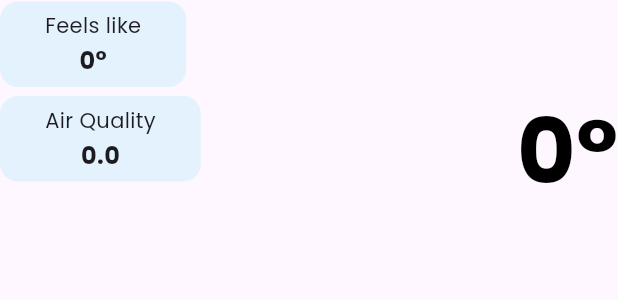
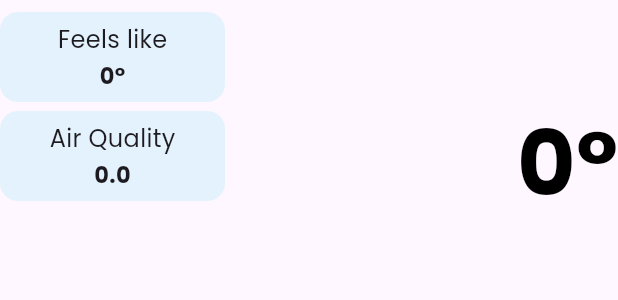
Before and after one commit to Oluwadunsi/weatherfit, a Flutter app: the WeatherInfo widget shown alone on an empty page, opened directly with empty values, on a phone screen of 412 x 824 dp. Shown: the top 300 px of the screen. Run offline on Flutter 3.47's test engine with Material 3 defaults, Android fonts, the phone set to English and light mode, and no system bars; our stand-ins replace flutter_dotenv, geocoding, geolocator, hooks_riverpod, shared_preferences; missing offline and left inert: async_preferences; accounts and stored records are empty; statements that could not run were skipped.

Commit message:
alignment issue fixed.

```diff
--- a/weather_fit_app/lib/screens/weather_info.dart
+++ b/weather_fit_app/lib/screens/weather_info.dart
@@ -14,7 +14,7 @@ class WeatherInfo extends StatelessWidget {
     final String locationAirQuality = '${airQuality?.airQualityIndex.toString()}'; // Replace with live data later
 
     return Padding(
-      padding: const EdgeInsets.symmetric(vertical: 1), // Reduced vertical padding
+      padding: const EdgeInsets.symmetric(vertical: 8), // Reduced vertical padding
       child: Row(
         mainAxisAlignment: MainAxisAlignment.spaceBetween,
         crossAxisAlignment: CrossAxisAlignment.start,
@@ -30,16 +30,13 @@ class WeatherInfo extends StatelessWidget {
           ),
           // Location, Weather Condition, and Temperature Section
           Column(
-           // crossAxisAlignment: CrossAxisAlignment.end,
             children: [
-              const SizedBox(width: 55),
               Container(
                 constraints: const BoxConstraints(
                   maxWidth: 200,
                 ),
                 child: Text(
                       weather?.location ?? "",
-
                       style: const TextStyle(
                         fontSize: 20,
                         fontWeight: FontWeight.w600,
@@ -49,7 +46,7 @@ class WeatherInfo extends StatelessWidget {
                       overflow: TextOverflow.ellipsis,
                 ),
               ),
-              const SizedBox(height: 4), // Reduced spacing
+              const SizedBox(height: 5), // Reduced spacing
               Text(
                 weather?.weatherCondition ?? "",
                 style: const TextStyle(
@@ -77,7 +74,8 @@ class WeatherInfo extends StatelessWidget {
   // Helper method for compact UV and Air Quality cards
   Widget _buildCompactInfoCard(String title, String value) {
     return Container(
-      padding: const EdgeInsets.symmetric(horizontal: 30, vertical: 6), // Reduced padding
+      width: 150,
+      padding: const EdgeInsets.symmetric(horizontal: 25, vertical: 7), // Reduced padding
       decoration: BoxDecoration(
         color: Colors.blue[50],
         borderRadius: BorderRadius.circular(12),
@@ -87,12 +85,12 @@ class WeatherInfo extends StatelessWidget {
         children: [
           Text(
             title,
-            style: const TextStyle(fontSize: 14, fontWeight: FontWeight.w500),
+            style: const TextStyle(fontSize: 16, fontWeight: FontWeight.w500),
           ),
           const SizedBox(height: 2), // Reduced spacing
           Text(
             value,
-            style: const TextStyle(fontSize: 16, fontWeight: FontWeight.bold),
+            style: const TextStyle(fontSize: 15, fontWeight: FontWeight.bold),
           ),
         ],
       ),
```
